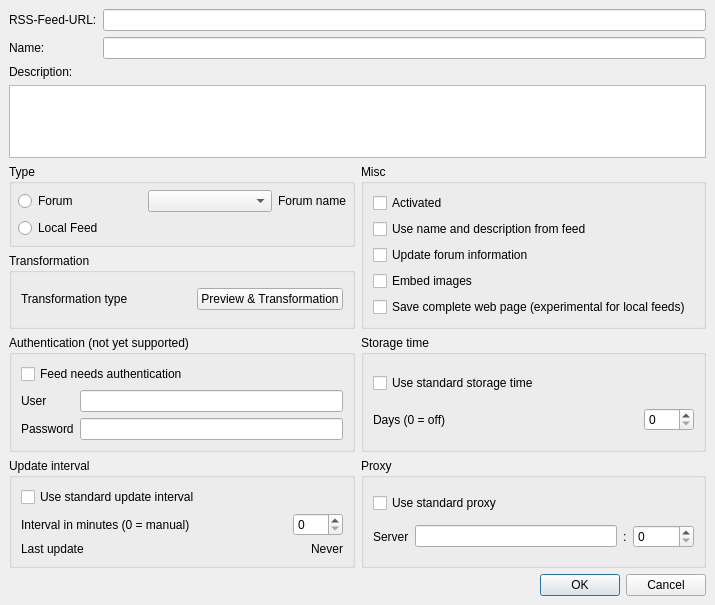
The window that plugins/FeedReader/gui/AddFeedDialog.ui (RetroShare/RetroShare) describes before a commit, drawn with Qt 5.
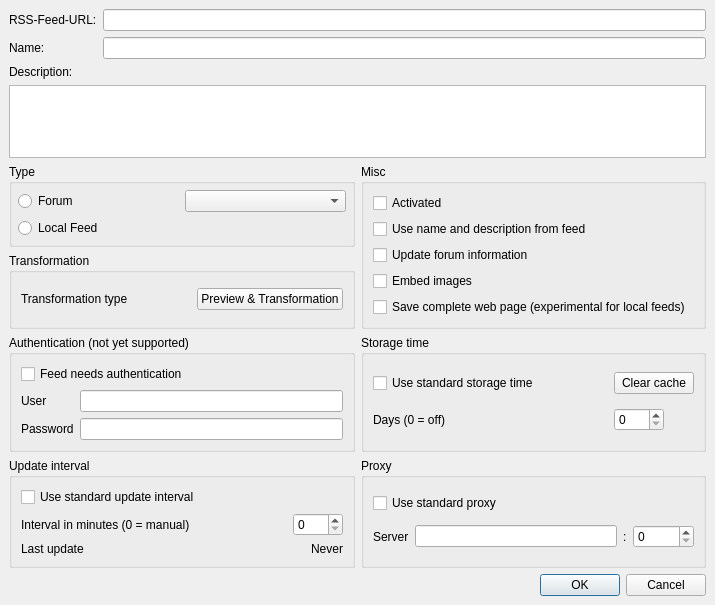
The same window after the commit. Icons and pictures are not drawn. Custom widgets are drawn as their Qt base class.

Commit message: Enabled creating forum messages in FeedReader plugin

What changed in the file:
```diff
--- a/plugins/FeedReader/gui/AddFeedDialog.ui
+++ b/plugins/FeedReader/gui/AddFeedDialog.ui
@@ -75,19 +75,6 @@
            <item>
             <widget class="QComboBox" name="forumComboBox"/>
            </item>
-           <item>
-            <widget class="QLabel" name="forumNameLabel">
-             <property name="sizePolicy">
-              <sizepolicy hsizetype="Maximum" vsizetype="Preferred">
-               <horstretch>0</horstretch>
-               <verstretch>0</verstretch>
-              </sizepolicy>
-             </property>
-             <property name="text">
-              <string notr="true">Forum name</string>
-             </property>
-            </widget>
-           </item>
           </layout>
          </item>
          <item>
@@ -146,13 +133,6 @@
          <string>Storage time</string>
         </property>
         <layout class="QGridLayout" name="gridLayout_3">
-         <item row="0" column="0" colspan="2">
-          <widget class="QCheckBox" name="useStandardStorageTimeCheckBox">
-           <property name="text">
-            <string>Use standard storage time</string>
-           </property>
-          </widget>
-         </item>
          <item row="2" column="0">
           <widget class="QLabel" name="storageTimeLabel">
            <property name="text">
@@ -173,6 +153,20 @@
            </property>
           </widget>
          </item>
+         <item row="0" column="0">
+          <widget class="QCheckBox" name="useStandardStorageTimeCheckBox">
+           <property name="text">
+            <string>Use standard storage time</string>
+           </property>
+          </widget>
+         </item>
+         <item row="0" column="1">
+          <widget class="QPushButton" name="clearCachePushButton">
+           <property name="text">
+            <string>Clear cache</string>
+           </property>
+          </widget>
+         </item>
         </layout>
        </widget>
       </item>
```
Left out of the diff: 6 changed lines with no effect on the pictures. The commit also changes 7 other files.
